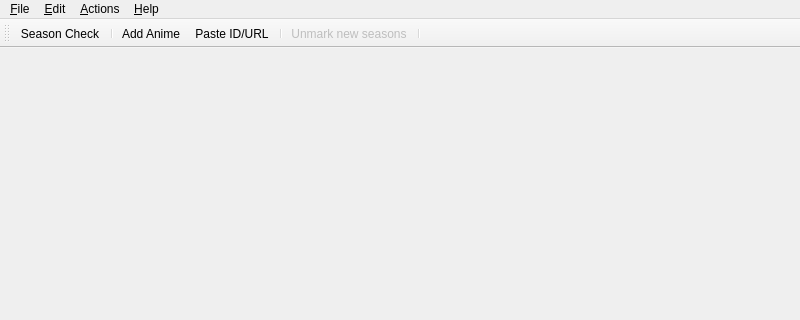
The window that gui/widgets/mainwindow.ui (Skycoder42/AniRem) describes before a commit, drawn with Qt 5; both pictures show x 0 to 800 and y 0 to 320 of the 800 by 600 pixel window.
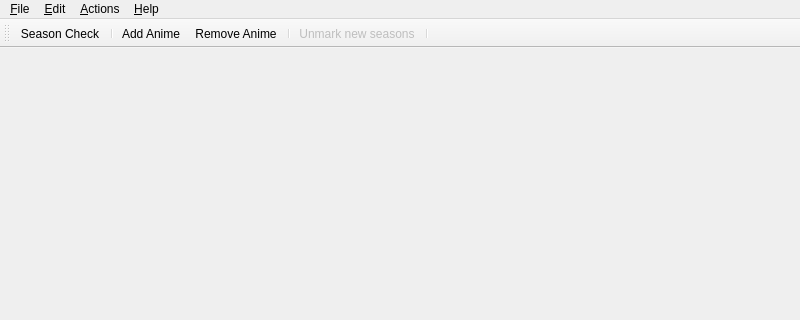
The same window after the commit. Icons and pictures are not drawn.

Commit message: integrated new actions with widgets window

```diff
--- a/gui/widgets/mainwindow.ui
+++ b/gui/widgets/mainwindow.ui
@@ -111,7 +111,7 @@
    <addaction name="actionReload_Seasons"/>
    <addaction name="separator"/>
    <addaction name="actionAdd_Anime"/>
-   <addaction name="actionPaste_ID_URL"/>
+   <addaction name="actionRemove_Anime"/>
    <addaction name="separator"/>
    <addaction name="action_Unmark_new_seasons"/>
    <addaction name="separator"/>
```
Left out of the diff: 27 changed lines with no effect on the pictures. The commit also changes 4 other files.
